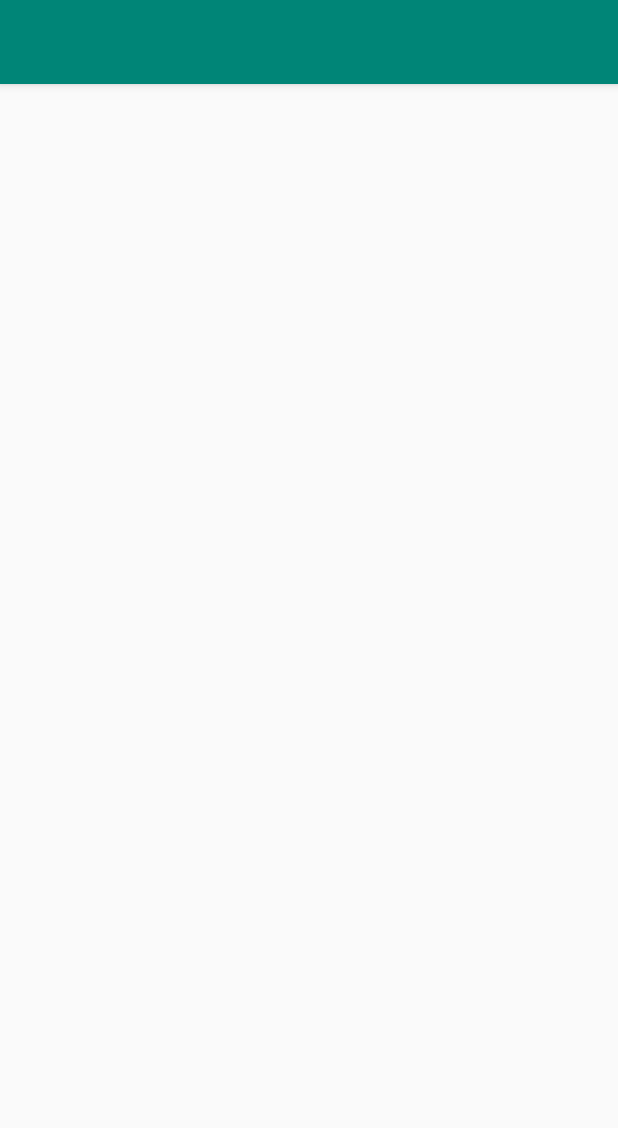
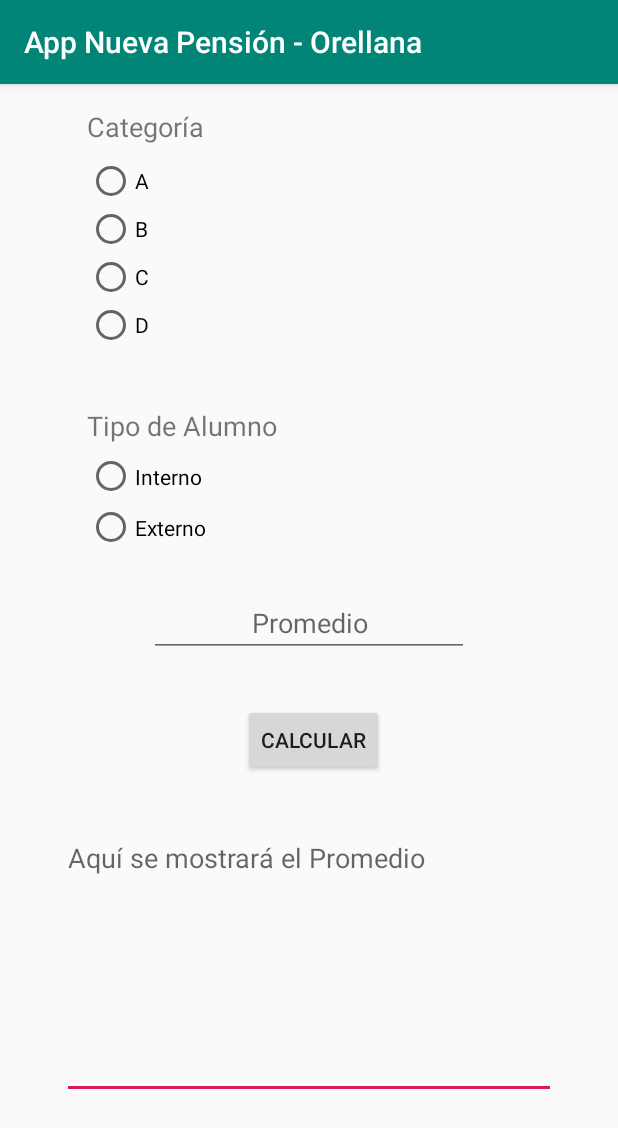
Before and after one commit to Ritoooo/App_clases, an Android app: the screen it shows after launch (MainActivity before the commit, Principal after it), on a phone screen of 412 x 824 dp. Shown: the top 1128 px of the screen. Run offline under Robolectric (Android 15) with nearby library versions, the phone set to English and light mode, and no system bars.

Commit message:
Funcionando - by Orellana Roberto

```diff
--- a/app/src/main/AndroidManifest.xml
+++ b/app/src/main/AndroidManifest.xml
@@ -9,7 +9,7 @@
         android:roundIcon="@mipmap/ic_launcher_round"
         android:supportsRtl="true"
         android:theme="@style/AppTheme">
-        <activity android:name=".MainActivity">
+        <activity android:name=".Principal">
             <intent-filter>
                 <action android:name="android.intent.action.MAIN" />
 
--- a/app/src/main/java/ucv/android/principal/MainActivity.java
+++ /dev/null
@@ -1,17 +0,0 @@
-package ucv.android.principal;
-
-import android.content.Intent;
-import android.support.v7.app.AppCompatActivity;
-import android.os.Bundle;
-import android.view.View;
-import android.widget.Toast;
-
-public class MainActivity extends AppCompatActivity {
-
-    @Override
-    protected void onCreate(Bundle savedInstanceState) {
-        super.onCreate(savedInstanceState);
-        setContentView(R.layout.activity_main);
-    }
-
-}
--- /dev/null
+++ b/app/src/main/java/ucv/android/principal/Principal.java
@@ -0,0 +1,84 @@
+package ucv.android.principal;
+
+import android.support.v7.app.AppCompatActivity;
+import android.os.Bundle;
+import android.view.View;
+import android.widget.Button;
+import android.widget.EditText;
+import android.widget.RadioButton;
+import android.widget.RadioGroup;
+import ucv.android.dao.AlumnoDAO;
+import ucv.android.model.AlumnoBean;
+
+import ucv.android.model.AlumnoBean;
+
+public class Principal extends AppCompatActivity implements View.OnClickListener, RadioGroup.OnCheckedChangeListener {
+
+    EditText txtPromedio, txtResultado;
+    RadioGroup rgCategoria, rgTipo;
+    RadioButton rdA,rdB,rdC,rdD,rdInterno,rdExterno;
+    Button btnCalcular;
+
+    String tipo, categoria;
+
+
+    @Override
+    protected void onCreate(Bundle savedInstanceState) {
+        super.onCreate(savedInstanceState);
+        setContentView(R.layout.principal);
+
+        txtPromedio = (EditText)findViewById(R.id.txtPromedio);
+        txtResultado = (EditText)findViewById(R.id.txtResultado);
+
+        rgCategoria = (RadioGroup)findViewById(R.id.rgdCategoria);
+        rgCategoria.setOnCheckedChangeListener(this);
+        rdA = (RadioButton)findViewById(R.id.rdA);
+        rdB = (RadioButton)findViewById(R.id.rdB);
+        rdC = (RadioButton)findViewById(R.id.rdC);
+        rdD = (RadioButton)findViewById(R.id.rdD);
+
+        rgTipo = (RadioGroup)findViewById(R.id.rgTipo);
+        rgTipo.setOnCheckedChangeListener(this);
+        rdInterno = (RadioButton)findViewById(R.id.rdInterno);
+        rdExterno = (RadioButton)findViewById(R.id.rdExterno);
+
+        btnCalcular = (Button)findViewById(R.id.btnCalcular);
+        btnCalcular.setOnClickListener(this);
+    }
+
+
+    @Override
+    public void onClick(View v) {
+        if (v == btnCalcular){
+            calcular();
+        }
+    }
+
+    private void calcular() {
+        String cat = categoria;
+        String tip = tipo;
+        int promedio = Integer.parseInt(txtPromedio.getText().toString());
+
+        AlumnoBean objAlumnoBean = new AlumnoBean();
+        objAlumnoBean.setCategoria(cat);
+        objAlumnoBean.setTipo(tipo);
+        objAlumnoBean.setPromedio(promedio);
+
+        AlumnoDAO objAlumnoDAO = new AlumnoDAO();
+        txtResultado.setText(objAlumnoDAO.calcularOperacion(objAlumnoBean));
+    }
+
+    @Override
+    public void onCheckedChanged(RadioGroup group, int checkedId) {
+        if (group == rgCategoria){
+            if (rdA.isChecked())    {   categoria = rdA.getText().toString();   }
+            if (rdB.isChecked())    {   categoria = rdB.getText().toString();   }
+            if (rdC.isChecked())    {   categoria = rdC.getText().toString();   }
+            if (rdD.isChecked())    {   categoria = rdD.getText().toString();   }
+        }
+        if (group == rgTipo){
+            if (rdInterno.isChecked())  {   tipo = rdInterno.getText().toString();  }
+            if (rdExterno.isChecked())  {   tipo = rdExterno.getText().toString();  }
+        }
+    }
+}
--- a/app/src/main/res/layout/activity_main.xml
+++ /dev/null
@@ -1,7 +0,0 @@
-<?xml version="1.0" encoding="utf-8"?>
-<android.support.constraint.ConstraintLayout xmlns:android="http://schemas.android.com/apk/res/android"
-    xmlns:app="http://schemas.android.com/apk/res-auto"
-    xmlns:tools="http://schemas.android.com/tools"
-    android:layout_width="match_parent"
-    android:layout_height="match_parent"
-    tools:context=".MainActivity"/>
--- /dev/null
+++ b/app/src/main/res/layout/principal.xml
@@ -0,0 +1,150 @@
+<?xml version="1.0" encoding="utf-8"?>
+<android.support.constraint.ConstraintLayout xmlns:android="http://schemas.android.com/apk/res/android"
+    xmlns:app="http://schemas.android.com/apk/res-auto"
+    xmlns:tools="http://schemas.android.com/tools"
+    android:layout_width="match_parent"
+    android:layout_height="match_parent"
+    tools:context=".Principal">
+
+    <TextView
+        android:id="@+id/textView2"
+        android:layout_width="178dp"
+        android:layout_height="29dp"
+        android:layout_marginTop="8dp"
+        android:layout_marginBottom="8dp"
+        android:text="Tipo de Alumno"
+        android:textSize="18sp"
+        app:layout_constraintBottom_toBottomOf="parent"
+        app:layout_constraintEnd_toEndOf="parent"
+        app:layout_constraintHorizontal_bias="0.248"
+        app:layout_constraintStart_toStartOf="parent"
+        app:layout_constraintTop_toBottomOf="@+id/rgdCategoria"
+        app:layout_constraintVertical_bias="0.056" />
+
+    <TextView
+        android:id="@+id/textView"
+        android:layout_width="178dp"
+        android:layout_height="0dp"
+        android:layout_marginTop="16dp"
+        android:text="Categoría"
+        android:textSize="18sp"
+        app:layout_constraintEnd_toEndOf="parent"
+        app:layout_constraintHorizontal_bias="0.248"
+        app:layout_constraintStart_toStartOf="parent"
+        app:layout_constraintTop_toTopOf="parent" />
+
+    <RadioGroup
+        android:id="@+id/rgdCategoria"
+        android:layout_width="195dp"
+        android:layout_height="128dp"
+        android:layout_marginStart="8dp"
+        android:layout_marginTop="8dp"
+        android:layout_marginEnd="8dp"
+        app:layout_constraintEnd_toEndOf="parent"
+        app:layout_constraintHorizontal_bias="0.25"
+        app:layout_constraintStart_toStartOf="parent"
+        app:layout_constraintTop_toBottomOf="@+id/textView">
+
+        <RadioButton
+            android:id="@+id/rdA"
+            android:layout_width="wrap_content"
+            android:layout_height="17dp"
+            android:layout_weight="1"
+            android:text="A" />
+
+        <RadioButton
+            android:id="@+id/rdB"
+            android:layout_width="wrap_content"
+            android:layout_height="17dp"
+            android:layout_weight="1"
+            android:text="B" />
+
+        <RadioButton
+            android:id="@+id/rdC"
+            android:layout_width="wrap_content"
+            android:layout_height="17dp"
+            android:layout_weight="1"
+            android:text="C" />
+
+        <RadioButton
+            android:id="@+id/rdD"
+            android:layout_width="wrap_content"
+            android:layout_height="17dp"
+            android:layout_weight="1"
+            android:text="D" />
+
+    </RadioGroup>
+
+    <Button
+        android:id="@+id/btnCalcular"
+        android:layout_width="wrap_content"
+        android:layout_height="wrap_content"
+        android:layout_marginStart="8dp"
+        android:layout_marginTop="8dp"
+        android:layout_marginEnd="8dp"
+        android:layout_marginBottom="8dp"
+        android:text="Calcular"
+        app:layout_constraintBottom_toBottomOf="parent"
+        app:layout_constraintEnd_toEndOf="parent"
+        app:layout_constraintHorizontal_bias="0.511"
+        app:layout_constraintStart_toStartOf="parent"
+        app:layout_constraintTop_toBottomOf="@+id/txtPromedio"
+        app:layout_constraintVertical_bias="0.073" />
+
+    <EditText
+        android:id="@+id/txtResultado"
+        android:layout_width="329dp"
+        android:layout_height="183dp"
+        android:layout_marginStart="8dp"
+        android:layout_marginTop="32dp"
+        android:layout_marginEnd="8dp"
+        android:ems="10"
+        android:hint="Aquí se mostrará el Promedio"
+        android:inputType="textMultiLine"
+        android:gravity="fill_horizontal"
+        app:layout_constraintEnd_toEndOf="parent"
+        app:layout_constraintStart_toStartOf="parent"
+        app:layout_constraintTop_toBottomOf="@+id/btnCalcular" />
+
+    <RadioGroup
+        android:id="@+id/rgTipo"
+        android:layout_width="178dp"
+        android:layout_height="68dp"
+        android:layout_marginStart="8dp"
+        android:layout_marginEnd="8dp"
+        app:layout_constraintEnd_toEndOf="parent"
+        app:layout_constraintHorizontal_bias="0.23"
+        app:layout_constraintStart_toStartOf="parent"
+        app:layout_constraintTop_toBottomOf="@+id/textView2">
+
+        <RadioButton
+            android:id="@+id/rdInterno"
+            android:layout_width="wrap_content"
+            android:layout_height="17dp"
+            android:layout_weight="1"
+            android:text="Interno" />
+
+        <RadioButton
+            android:id="@+id/rdExterno"
+            android:layout_width="wrap_content"
+            android:layout_height="17dp"
+            android:layout_weight="1"
+            android:text="Externo" />
+    </RadioGroup>
+
+    <EditText
+        android:id="@+id/txtPromedio"
+        android:layout_width="wrap_content"
+        android:layout_height="wrap_content"
+        android:layout_marginStart="8dp"
+        android:layout_marginTop="24dp"
+        android:layout_marginEnd="8dp"
+        android:ems="10"
+        android:hint="Promedio"
+        android:gravity="center"
+        android:inputType="number"
+        app:layout_constraintEnd_toEndOf="parent"
+        app:layout_constraintStart_toStartOf="parent"
+        app:layout_constraintTop_toBottomOf="@+id/rgTipo" />
+
+</android.support.constraint.ConstraintLayout>
--- a/app/src/main/res/values/strings.xml
+++ b/app/src/main/res/values/strings.xml
@@ -1,3 +1,3 @@
 <resources>
-    <string name="app_name"></string>
+    <string name="app_name">App Nueva Pensión - Orellana</string>
 </resources>
```
Also changed, not shown: app/src/main/java/ucv/android/dao/AlumnoDAO.java (added, +89 -0 lines), app/src/main/java/ucv/android/model/AlumnoBean.java (added, +55 -0 lines).
